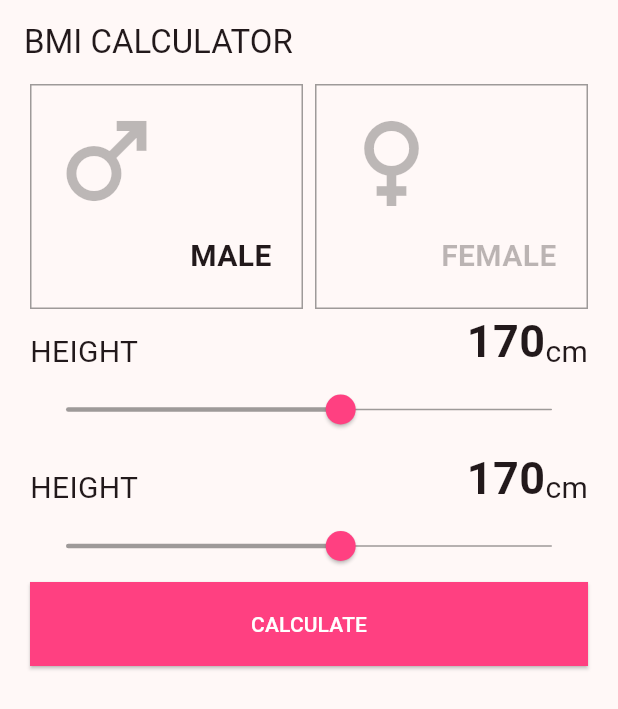
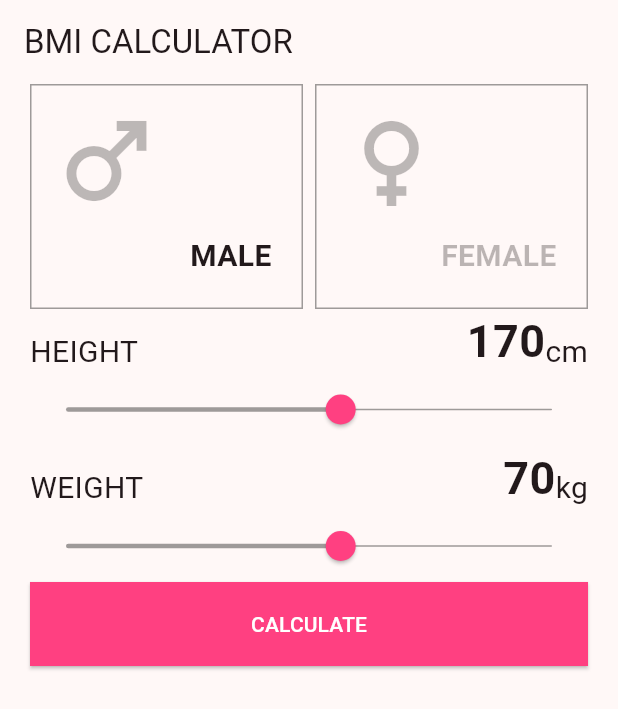
Before and after one commit to seoyeon-haru/flutter_bmi_app, a Flutter app: the screen it shows after launch, on a phone screen of 412 x 824 dp. Shown: the top 709 px of the screen. Run offline on Flutter 3.47's test engine with Material 3 defaults, Android fonts, the phone set to English and light mode, and no system bars; missing offline and left inert: dart:ffi.

Commit message:
Make reusable

```diff
--- a/lib/pages/home/home_page.dart
+++ b/lib/pages/home/home_page.dart
@@ -14,8 +14,8 @@ class HomePage extends StatelessWidget {
         child: Column(
           children: [
             GenderBox(),
-            SliderBox(),
-            SliderBox(),
+            SliderBox(label: 'HEIGHT', value: 170, unit: 'cm'),
+            SliderBox(label: 'WEIGHT', value: 70, unit: 'kg'),
             SizedBox(
               width: double.infinity,
               height: 56,
--- a/lib/pages/home/widgets/slider_box.dart
+++ b/lib/pages/home/widgets/slider_box.dart
@@ -1,6 +1,15 @@
 import 'package:flutter/material.dart';
 
 class SliderBox extends StatelessWidget {
+  SliderBox({
+    required this.label,
+    required this.value,
+    required this.unit,
+  });
+
+  String label;
+  double value;
+  String unit;
   @override
   Widget build(BuildContext context) {
     return Column(
@@ -9,16 +18,16 @@ class SliderBox extends StatelessWidget {
           crossAxisAlignment: CrossAxisAlignment.end,
           children: [
             Text(
-              'HEIGHT',
+              label,
               style: TextStyle(fontSize: 20),
             ),
             Spacer(),
             Text(
-              '170',
+              value.toStringAsFixed(0),
               style: TextStyle(fontSize: 30, fontWeight: FontWeight.bold),
             ),
             Text(
-              'cm',
+              unit,
               style: TextStyle(fontSize: 20),
             ),
           ],
```
